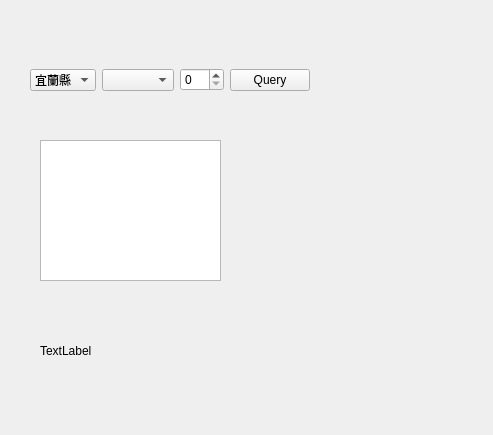
Above: widget.ui from c12121234/WeatherDetect before the change. Below: the same form after it.
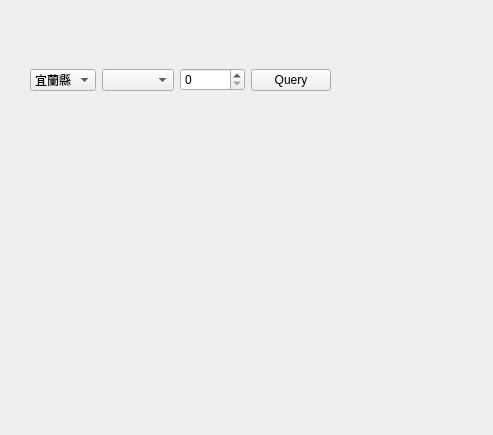
That is the form after the change.

Commit message: 20200117 1. add weather resource. 2. add judgepic class. 3. add ChangePicView function. 4. add ProcessWeatherText function. Signed-off-by: c12121234 <ko27tye@hotmail.com>

```diff
--- a/widget.ui
+++ b/widget.ui
@@ -18,7 +18,7 @@
     <rect>
      <x>30</x>
      <y>40</y>
-     <width>280</width>
+     <width>301</width>
      <height>80</height>
     </rect>
    </property>
@@ -162,32 +162,41 @@
     </item>
    </layout>
   </widget>
-  <widget class="QGraphicsView" name="graphicsView">
-   <property name="geometry">
-    <rect>
-     <x>40</x>
-     <y>140</y>
-     <width>181</width>
-     <height>141</height>
-    </rect>
-   </property>
-  </widget>
   <widget class="QLabel" name="labelWeather">
    <property name="geometry">
     <rect>
-     <x>40</x>
-     <y>300</y>
+     <x>270</x>
+     <y>130</y>
      <width>171</width>
      <height>101</height>
     </rect>
    </property>
    <property name="text">
-    <string>TextLabel</string>
+    <string/>
    </property>
    <property name="wordWrap">
     <bool>true</bool>
    </property>
   </widget>
+  <widget class="QLabel" name="labelPic">
+   <property name="geometry">
+    <rect>
+     <x>40</x>
+     <y>130</y>
+     <width>187</width>
+     <height>187</height>
+    </rect>
+   </property>
+   <property name="minimumSize">
+    <size>
+     <width>187</width>
+     <height>187</height>
+    </size>
+   </property>
+   <property name="text">
+    <string/>
+   </property>
+  </widget>
  </widget>
  <resources/>
  <connections/>
```
The commit also changes 7 other files.
